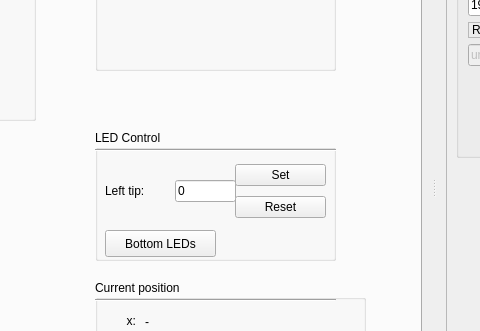
This is pap_gui/ui/main_window.ui in JohanVer/PAP2015 as Qt 5 draws it before an edit; both pictures show x 716 to 1196 and y 164 to 495 of the 1478 by 704 pixel window. The edited form follows.
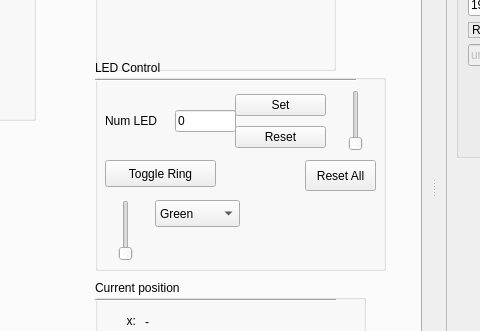
This is the edited form. The open tabs and pages were chosen to show the change. Icons and pictures are not drawn. Custom widgets are drawn as their Qt base class.

Commit message: added slider for LED brightness, color selection for led ring, global led reset, led blink commands

What changed in the file:
```diff
--- a/pap_gui/ui/main_window.ui
+++ b/pap_gui/ui/main_window.ui
@@ -1768,9 +1768,9 @@
         <property name="geometry">
          <rect>
           <x>800</x>
-          <y>240</y>
-          <width>241</width>
-          <height>131</height>
+          <y>170</y>
+          <width>291</width>
+          <height>211</height>
          </rect>
         </property>
         <property name="title">
@@ -1802,7 +1802,7 @@
           <item>
            <widget class="QLabel" name="label_30">
             <property name="text">
-             <string>Left tip:</string>
+             <string>Num LED</string>
             </property>
            </widget>
           </item>
@@ -1863,9 +1863,84 @@
           </rect>
          </property>
          <property name="text">
-          <string>Bottom LEDs</string>
+          <string>Toggle Ring</string>
          </property>
         </widget>
+        <widget class="QPushButton" name="ledResetButton">
+         <property name="geometry">
+          <rect>
+           <x>210</x>
+           <y>100</y>
+           <width>71</width>
+           <height>31</height>
+          </rect>
+         </property>
+         <property name="text">
+          <string>Reset All</string>
+         </property>
+        </widget>
+        <widget class="QSlider" name="ringBrightnessSlider">
+         <property name="geometry">
+          <rect>
+           <x>10</x>
+           <y>140</y>
+           <width>41</width>
+           <height>61</height>
+          </rect>
+         </property>
+         <property name="maximum">
+          <number>255</number>
+         </property>
+         <property name="orientation">
+          <enum>Qt::Vertical</enum>
+         </property>
+        </widget>
+        <widget class="QSlider" name="backBrightnessSlider">
+         <property name="geometry">
+          <rect>
+           <x>240</x>
+           <y>30</y>
+           <width>41</width>
+           <height>61</height>
+          </rect>
+         </property>
+         <property name="maximum">
+          <number>255</number>
+         </property>
+         <property name="orientation">
+          <enum>Qt::Vertical</enum>
+         </property>
+        </widget>
+        <widget class="QComboBox" name="ringColorCombo">
+         <property name="geometry">
+          <rect>
+           <x>60</x>
+           <y>140</y>
+           <width>85</width>
+           <height>27</height>
+          </rect>
+         </property>
+         <item>
+          <property name="text">
+           <string>Green</string>
+          </property>
+         </item>
+         <item>
+          <property name="text">
+           <string>Red</string>
+          </property>
+         </item>
+         <item>
+          <property name="text">
+           <string>Blue</string>
+          </property>
+         </item>
+         <item>
+          <property name="text">
+           <string>White</string>
+          </property>
+         </item>
+        </widget>
        </widget>
        <widget class="QGroupBox" name="groupBox_18">
         <property name="geometry">
```
Left out of the diff: 2 changed lines with no effect on the pictures. The commit also changes 6 other files.
